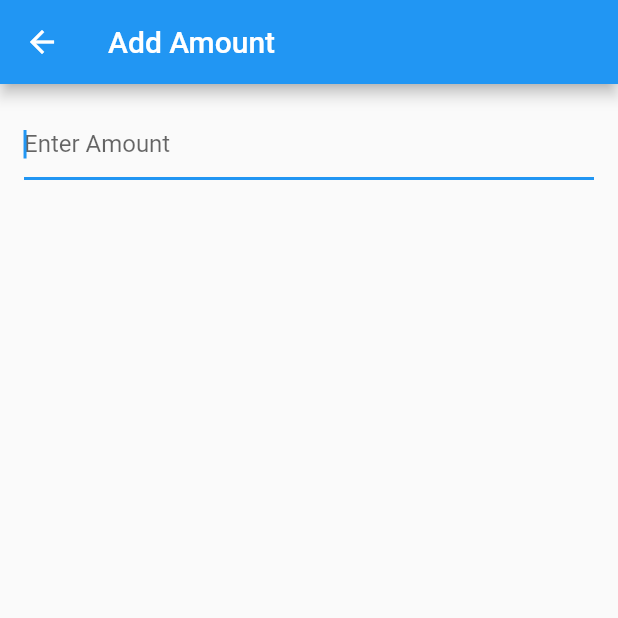
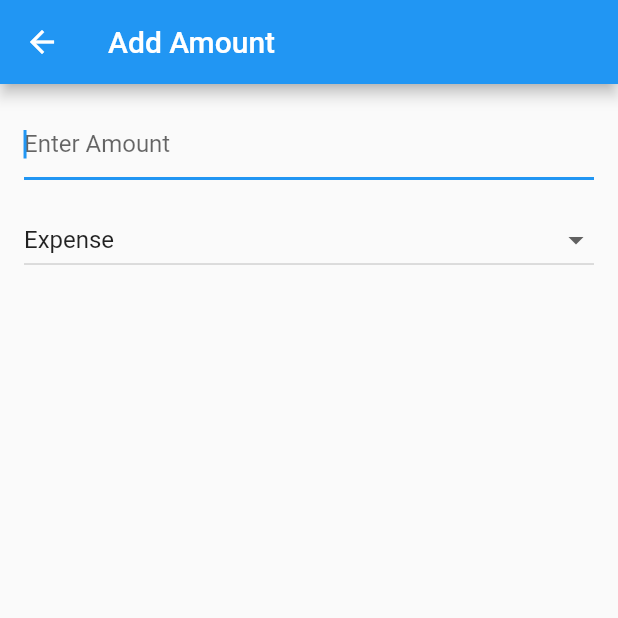
Before and after one commit to Lucasmercado101/flutter-finance-app, a Flutter app: the AddAmountPage screen opened by its route, on a phone screen of 412 x 824 dp, the top half of it. Run offline on Flutter 3.47's test engine with Material 2 defaults, Android fonts, the phone set to English and light mode, and no system bars.

Commit message:
added dropdown to change transaction type

```diff
--- a/lib/pages/add_amount_page.dart
+++ b/lib/pages/add_amount_page.dart
@@ -1,3 +1,4 @@
+import 'package:finances/models/transaction.dart';
 import 'package:flutter/material.dart';
 import "package:flutter/services.dart";
 
@@ -9,6 +10,8 @@ class AddAmountPage extends StatefulWidget {
 }
 
 class _AddAmountPageState extends State<AddAmountPage> {
+  TransactionType _transactionType = TransactionType.Expense;
+
   @override
   Widget build(BuildContext context) {
     return Scaffold(
@@ -27,6 +30,26 @@ class _AddAmountPageState extends State<AddAmountPage> {
               autofocus: true,
               inputFormatters: [FilteringTextInputFormatter.digitsOnly],
             ),
+            SizedBox(height: 16.0),
+            DropdownButton<TransactionType>(
+              value: _transactionType,
+              isExpanded: true,
+              onChanged: (newValue) {
+                setState(() {
+                  _transactionType = newValue!;
+                });
+              },
+              items: const [
+                DropdownMenuItem(
+                  value: TransactionType.Expense,
+                  child: Text('Expense'),
+                ),
+                DropdownMenuItem(
+                  value: TransactionType.Income,
+                  child: Text('Income'),
+                ),
+              ],
+            ),
           ],
         ),
       ),
```
